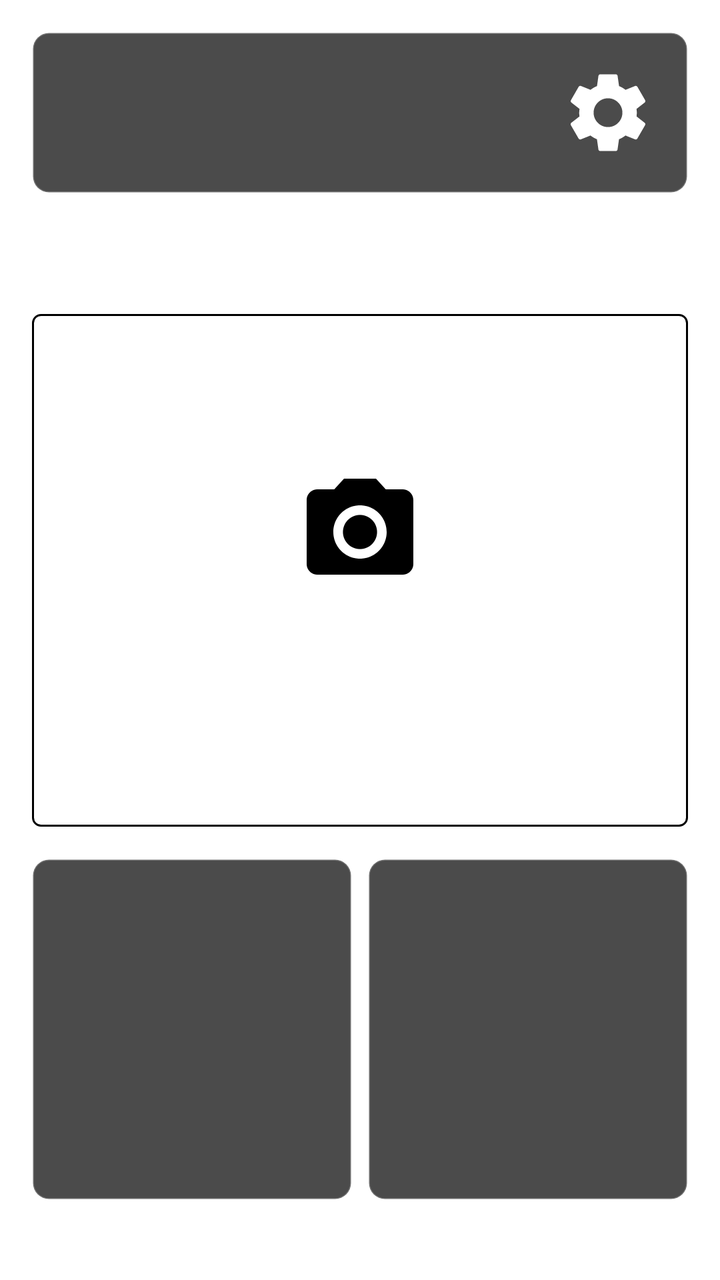
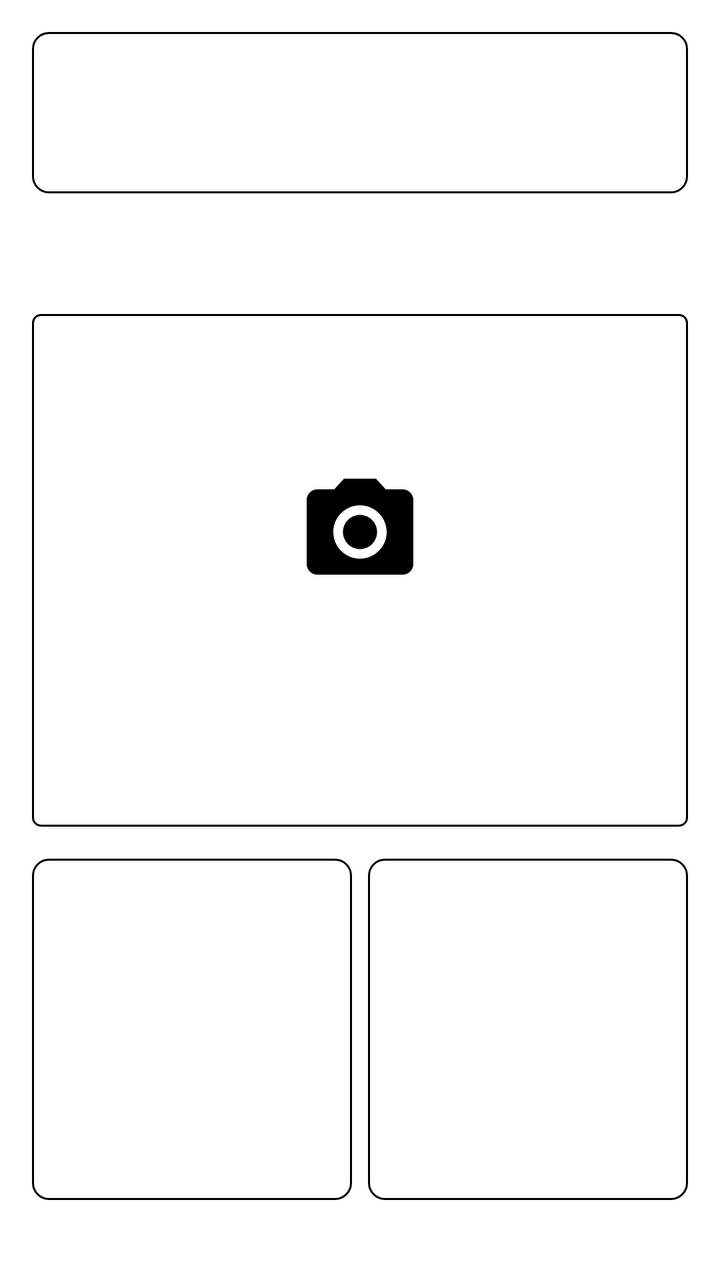

An Android layout rendered at two revisions. The XML below is the earlier revision; the diff shows what the commit changed to produce the second picture.
<!-- AndroidManifest.xml: application theme Theme.App.Starting -->
<!-- res/layout/activity_main.xml -->
<?xml version="1.0" encoding="utf-8"?>
<androidx.constraintlayout.widget.ConstraintLayout xmlns:android="http://schemas.android.com/apk/res/android"
    xmlns:app="http://schemas.android.com/apk/res-auto"
    xmlns:tools="http://schemas.android.com/tools"
    android:layout_width="match_parent"
    android:layout_height="match_parent"
    android:background="?attr/colorSurface"
    android:padding="16dp"
    tools:context=".MainActivity">

    <androidx.constraintlayout.widget.ConstraintLayout
        android:id="@+id/headerPanel"
        android:layout_width="match_parent"
        android:layout_height="wrap_content"
        android:background="@drawable/bg_tactical_panel"
        android:padding="16dp"
        app:layout_constraintTop_toTopOf="parent">

        <TextView
            android:id="@+id/appTitle"
            android:layout_width="wrap_content"
            android:layout_height="wrap_content"
            android:fontFamily="monospace"
            android:letterSpacing="0.1"
            android:text="@string/title_main"
            android:textColor="?attr/colorPrimary"
            android:textSize="24sp"
            android:textStyle="bold"
            app:layout_constraintStart_toStartOf="parent"
            app:layout_constraintTop_toTopOf="parent" />

        <TextView
            android:layout_width="wrap_content"
            android:layout_height="wrap_content"
            android:alpha="0.8"
            android:fontFamily="sans-serif-condensed"
            android:letterSpacing="0.2"
            android:text="@string/subtitle_main"
            android:textColor="?attr/colorPrimary"
            android:textSize="12sp"
            app:layout_constraintStart_toStartOf="parent"
            app:layout_constraintTop_toBottomOf="@id/appTitle" />

        <ImageButton
            android:id="@+id/btnSettings"
            android:layout_width="48dp"
            android:layout_height="48dp"
            android:background="?attr/selectableItemBackgroundBorderless"
            android:contentDescription="@string/cd_settings"
            android:src="@drawable/ic_settings"
            app:layout_constraintBottom_toBottomOf="parent"
            app:layout_constraintEnd_toEndOf="parent"
            app:layout_constraintTop_toTopOf="parent"
            app:tint="?attr/colorSecondary" />

    </androidx.constraintlayout.widget.ConstraintLayout>

    <LinearLayout
        android:id="@+id/statusStrip"
        android:layout_width="match_parent"
        android:layout_height="wrap_content"
        android:layout_marginTop="12dp"
        android:orientation="horizontal"
        android:padding="8dp"
        app:layout_constraintTop_toBottomOf="@id/headerPanel">

        <View
            android:layout_width="8dp"
            android:layout_height="8dp"
            android:layout_gravity="center_vertical"
            android:layout_marginEnd="8dp"
            android:background="?attr/colorSecondary" />

        <TextView
            android:layout_width="wrap_content"
            android:layout_height="wrap_content"
            android:fontFamily="monospace"
            android:text="@string/status_main_ready"
            android:textColor="?attr/colorSecondary"
            android:textSize="12sp" />
    </LinearLayout>

    <androidx.constraintlayout.widget.ConstraintLayout
        android:id="@+id/cameraCard"
        android:layout_width="match_parent"
        android:layout_height="0dp"
        android:layout_marginTop="16dp"
        android:layout_marginBottom="8dp"
        android:background="@drawable/bg_tactical_button"
        android:backgroundTint="?attr/colorPrimary"
        android:backgroundTintMode="multiply"
        android:clickable="true"
        android:focusable="true"
        app:layout_constraintBottom_toTopOf="@id/galleryCard"
        app:layout_constraintTop_toBottomOf="@id/statusStrip"
        app:layout_constraintVertical_weight="1.5">

        <ImageView
            android:id="@+id/iconCam"
            android:layout_width="64dp"
            android:layout_height="64dp"
            android:importantForAccessibility="no"
            android:src="@drawable/ic_camera_lens"
            app:layout_constraintBottom_toBottomOf="parent"
            app:layout_constraintEnd_toEndOf="parent"
            app:layout_constraintStart_toStartOf="parent"
            app:layout_constraintTop_toTopOf="parent"
            app:layout_constraintVertical_bias="0.4"
            app:tint="@android:color/white" />

        <TextView
            android:layout_width="wrap_content"
            android:layout_height="wrap_content"
            android:layout_marginTop="16dp"
            android:fontFamily="monospace"
            android:letterSpacing="0.1"
            android:text="@string/action_camera"
            android:textColor="@android:color/white"
            android:textSize="18sp"
            android:textStyle="bold"
            app:layout_constraintEnd_toEndOf="parent"
            app:layout_constraintStart_toStartOf="parent"
            app:layout_constraintTop_toBottomOf="@id/iconCam" />

    </androidx.constraintlayout.widget.ConstraintLayout>

    <androidx.constraintlayout.widget.ConstraintLayout
        android:id="@+id/galleryCard"
        android:layout_width="0dp"
        android:layout_height="0dp"
        android:layout_marginTop="8dp"
        android:layout_marginEnd="4dp"
        android:layout_marginBottom="24dp"
        android:background="@drawable/bg_tactical_panel"
        android:clickable="true"
        android:focusable="true"
        app:layout_constraintBottom_toBottomOf="parent"
        app:layout_constraintEnd_toStartOf="@id/instructionsCard"
        app:layout_constraintStart_toStartOf="parent"
        app:layout_constraintTop_toBottomOf="@id/cameraCard"
        app:layout_constraintVertical_weight="1">

        <TextView
            android:layout_width="wrap_content"
            android:layout_height="wrap_content"
            android:drawablePadding="16dp"
            android:fontFamily="monospace"
            android:gravity="center_vertical"
            android:text="@string/action_gallery"
            android:textColor="?attr/colorOnSurface"
            android:textSize="16sp"
            android:textStyle="bold"
            app:drawableStartCompat="@drawable/ic_gallery_grid"
            app:drawableTint="?attr/colorOnSurface"
            app:layout_constraintBottom_toBottomOf="parent"
            app:layout_constraintEnd_toEndOf="parent"
            app:layout_constraintStart_toStartOf="parent"
            app:layout_constraintTop_toTopOf="parent"
            tools:ignore="UseAppTint" />

    </androidx.constraintlayout.widget.ConstraintLayout>

    <androidx.constraintlayout.widget.ConstraintLayout
        android:id="@+id/instructionsCard"
        android:layout_width="0dp"
        android:layout_height="0dp"
        android:layout_marginStart="4dp"
        android:background="@drawable/bg_tactical_panel"
        android:clickable="true"
        android:focusable="true"
        app:layout_constraintBottom_toBottomOf="@+id/galleryCard"
        app:layout_constraintEnd_toEndOf="parent"
        app:layout_constraintStart_toEndOf="@+id/galleryCard"
        app:layout_constraintTop_toTopOf="@+id/galleryCard">

        <TextView
            android:layout_width="wrap_content"
            android:layout_height="wrap_content"
            android:drawablePadding="8dp"
            android:fontFamily="monospace"
            android:gravity="center_horizontal"
            android:text="@string/action_how_to"
            android:textColor="?attr/colorOnSurface"
            android:textSize="16sp"
            app:drawableTint="?attr/colorOnSurface"
            app:drawableTopCompat="@drawable/ic_info_outline"
            app:layout_constraintBottom_toBottomOf="parent"
            app:layout_constraintEnd_toEndOf="parent"
            app:layout_constraintStart_toStartOf="parent"
            app:layout_constraintTop_toTopOf="parent"
            tools:ignore="UseAppTint" />

    </androidx.constraintlayout.widget.ConstraintLayout>

</androidx.constraintlayout.widget.ConstraintLayout>
<!-- resources referenced by this layout -->
<resources>
  <!-- drawable bg_tactical_panel (drawable) -->
  <shape xmlns:android="http://schemas.android.com/apk/res/android">
      <solid android:color="@color/panel_bg" />
      <stroke android:width="1dp" android:color="@color/border_color" />
      <corners android:radius="8dp" />
  </shape>
  <!-- drawable ic_camera_lens (drawable) -->
  <vector xmlns:android="http://schemas.android.com/apk/res/android"
      android:width="24dp"
      android:height="24dp"
      android:viewportWidth="24"
      android:viewportHeight="24">
      <path
          android:fillColor="#000000"
          android:pathData="M12,12m-3.2,0a3.2,3.2 0,1 1,6.4 0a3.2,3.2 0,1 1,-6.4 0"/>
      <path
          android:fillColor="#000000"
          android:pathData="M9,2L7.17,4H4c-1.1,0 -2,0.9 -2,2v12c0,1.1 0.9,2 2,2h16c1.1,0 2,-0.9 2,-2V6c0,-1.1 -0.9,-2 -2,-2h-3.17L15,2H9zM12,17c-2.76,0 -5,-2.24 -5,-5s2.24,-5 5,-5s5,2.24 5,5S14.76,17 12,17z"/>
  </vector>
  <!-- drawable ic_gallery_grid (drawable) -->
  <vector xmlns:android="http://schemas.android.com/apk/res/android"
      android:width="24dp"
      android:height="24dp"
      android:viewportWidth="24"
      android:viewportHeight="24">
      <path
          android:fillColor="#000000"
          android:pathData="M21,19V5c0,-1.1 -0.9,-2 -2,-2H5c-1.1,0 -2,0.9 -2,2v14c0,1.1 0.9,2 2,2h14c1.1,0 2,-0.9 2,-2zM8.5,13.5l2.5,3.01L14.5,12l4.5,6H5l3.5,-4.5z"/>
  </vector>
  <!-- drawable ic_info_outline (drawable) -->
  <vector xmlns:android="http://schemas.android.com/apk/res/android"
      android:width="24dp"
      android:height="24dp"
      android:viewportWidth="24"
      android:viewportHeight="24">
      <path
          android:fillColor="#FFFFFF"
          android:pathData="M11,17h2v-6h-2v6zM12,2C6.48,2 2,6.48 2,12s4.48,10 10,10 10,-4.48 10,-10S17.52,2 12,2zM12,20c-4.41,0 -8,-3.59 -8,-8s3.59,-8 8,-8 8,3.59 8,8 -3.59,8 -8,8zM11,9h2L13,7h-2v2z"/>
  </vector>
  <string name="action_camera">ENGAGE CAMERA</string>
  <string name="action_gallery">VIEW LOGS</string>
  <string name="action_how_to">HOW-TO</string>
  <string name="cd_settings">Settings</string>
  <string name="status_main_ready">SYSTEM READY // GPS STANDBY</string>
  <string name="subtitle_main">TACTICAL GEO-LOGGER</string>
  <string name="title_main">GEOHUD</string>
  <style name="Theme.App.Starting" parent="Theme.SplashScreen">
          <item name="windowSplashScreenBackground">#051413</item>
          <item name="windowSplashScreenAnimatedIcon">@mipmap/ic_launcher_foreground</item>
          <item name="postSplashScreenTheme">@style/Theme.GeoHUD</item>
      </style>
  <color name="panel_bg">#CC1E1E1E</color>
  <color name="border_color">#33FFFFFF</color>
  <style name="Theme.GeoHUD" parent="Theme.Material3.DayNight.NoActionBar">
          <item name="colorPrimary">#39C5BB</item>
          <item name="colorOnPrimary">#000000</item>
          <item name="colorPrimaryContainer">#004D46</item>
          <item name="colorOnPrimaryContainer">#B2DFDB</item>
  
          <item name="colorSecondary">#E91E63</item>
          <item name="colorOnSecondary">#FFFFFF</item>
  
          <item name="android:statusBarColor">#051413</item>
          <item name="android:windowBackground">#051413</item>
          <item name="android:navigationBarColor">#051413</item>
  
          <item name="colorSurface">#0A2120</item>
          <item name="colorOnSurface">#E0F2F1</item>
      </style>
  <!-- unchanged entries left out for length: 2 -->
</resources>

<!-- the commit's change to res/layout/activity_main.xml (unified diff, before → after) -->
@@ -2,6 +2,7 @@
 <androidx.constraintlayout.widget.ConstraintLayout xmlns:android="http://schemas.android.com/apk/res/android"
     xmlns:app="http://schemas.android.com/apk/res-auto"
     xmlns:tools="http://schemas.android.com/tools"
+    android:id="@+id/root"
     android:layout_width="match_parent"
     android:layout_height="match_parent"
     android:background="?attr/colorSurface"
<!-- resource entries referenced after the edit -->
@@ -1,9 +1,12 @@
 <!-- resources referenced by this layout -->
 <resources>
   <!-- drawable bg_tactical_panel (drawable) -->
+  <?xml version="1.0" encoding="utf-8"?>
   <shape xmlns:android="http://schemas.android.com/apk/res/android">
-      <solid android:color="@color/panel_bg" />
-      <stroke android:width="1dp" android:color="@color/border_color" />
+      <solid android:color="?attr/panelBackgroundColor" />
+      <stroke
+          android:width="1dp"
+          android:color="?attr/borderColor" />
       <corners android:radius="8dp" />
   </shape>
   <!-- drawable ic_camera_lens (drawable) -->
@@ -50,10 +53,11 @@
           <item name="windowSplashScreenBackground">#051413</item>
           <item name="windowSplashScreenAnimatedIcon">@mipmap/ic_launcher_foreground</item>
           <item name="postSplashScreenTheme">@style/Theme.GeoHUD</item>
+          <item name="android:windowLightStatusBar">false</item>
       </style>
   <color name="panel_bg">#CC1E1E1E</color>
   <color name="border_color">#33FFFFFF</color>
-  <style name="Theme.GeoHUD" parent="Theme.Material3.DayNight.NoActionBar">
+  <style name="Theme.GeoHUD" parent="Theme.Material3.Dark.NoActionBar">
           <item name="colorPrimary">#39C5BB</item>
           <item name="colorOnPrimary">#000000</item>
           <item name="colorPrimaryContainer">#004D46</item>
@@ -62,13 +66,22 @@
           <item name="colorSecondary">#E91E63</item>
           <item name="colorOnSecondary">#FFFFFF</item>
   
+          <item name="colorError">@color/tactical_red</item>
+          <item name="colorOnError">@color/white</item>
+  
           <item name="android:statusBarColor">#051413</item>
           <item name="android:windowBackground">#051413</item>
           <item name="android:navigationBarColor">#051413</item>
+          <item name="android:windowLightStatusBar">false</item>
   
           <item name="colorSurface">#0A2120</item>
           <item name="colorOnSurface">#E0F2F1</item>
+  
+          <item name="panelBackgroundColor">@color/panel_bg</item>
+          <item name="borderColor">@color/border_color</item>
       </style>
+  <color name="tactical_red">#D32F2F</color>
+  <color name="white">#FFFFFFFF</color>
   <!-- unchanged entries left out for length: 2 -->
 </resources>
 
